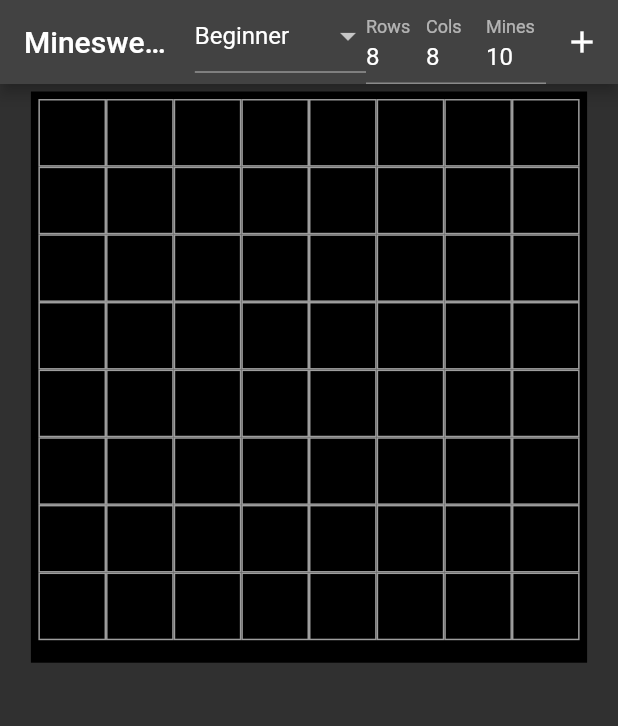
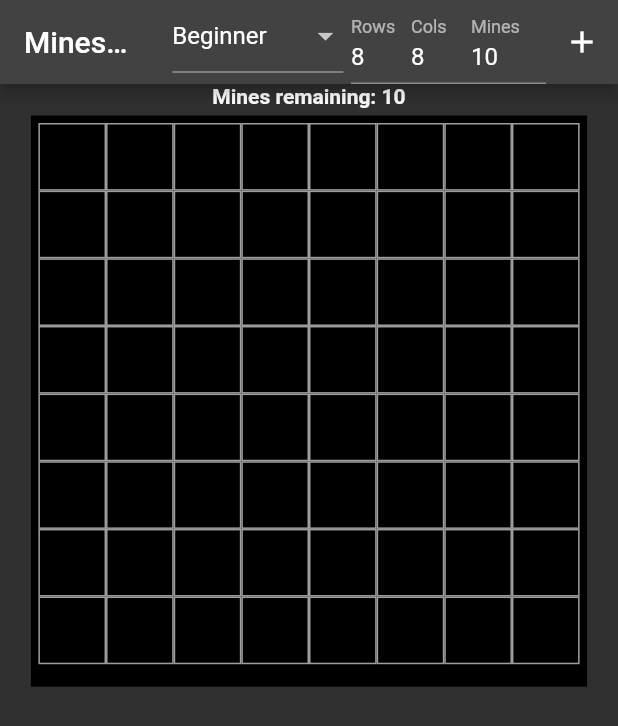
Before and after one commit to xiej2520/Minesweeper_Flutter, a Flutter app: the screen it shows after launch, after a tap on the "add" icon, on a phone screen of 412 x 824 dp. Shown: the top 726 px of the screen. Run offline on Flutter 3.47's test engine with Material 2 defaults, Android fonts, the light colour scheme and no system bars; missing offline and left inert: universal_html.

Commit message:
Added web right-click detect, fixed bug with multiple end messages, added flagged mine counter

```diff
--- a/lib/game_model.dart
+++ b/lib/game_model.dart
@@ -16,6 +16,7 @@ class Game {
   int rows;
   int cols;
   int numMines;
+  late int numFlags;
   late int remainingTiles;
   late SplayTreeSet<int> remaining;
   int state = -1; // -1: before first click, 0: in progress, 1: won, 2: lost
@@ -26,6 +27,7 @@ class Game {
     // for proper dfs clearing without giving away info
     flagsNearby = List<List<int>>.generate(
         rows, (i) => List<int>.generate(cols, (j) => 0));
+    numFlags = 0;
     remainingTiles = rows * cols - numMines;
 
     int minesToPlace = numMines;
@@ -105,6 +107,7 @@ class Game {
   void flag(Pair p) {
     board[p.x][p.y].flagged = !board[p.x][p.y].flagged;
     int d = board[p.x][p.y].flagged ? 1 : -1;
+    numFlags += d;
     // update flagsNearby
     flagsNearby[p.x][p.y] += d;
     for (Pair dp in ordinalDirections) {
@@ -172,13 +175,16 @@ class Game {
 
 class GameModel extends ChangeNotifier {
   late Game game;
-  int state = -1; // -1: uninitialized, 0: in progress, 1: won, 2: lost
+  // -1: uninitialized, 0: in progress, 1: won, 2: lost
+  bool displayedEndMessage = false;
+  int state = -1;
 
   GameModel();
 
   void createGame(int rows, int cols, int numMines) {
     game = Game(rows, cols, numMines);
     state = 0;
+    displayedEndMessage = false;
     notifyListeners();
   }
 
@@ -197,6 +203,8 @@ class GameModel extends ChangeNotifier {
     Pair p = game.indexToPair(index);
     return game.board[p.x][p.y];
   }
+
+  int get minesRemaining => state == 0 ? game.numMines - game.numFlags : 0;
 
   int get numTiles => game.rows * game.cols;
   Pair get getBoardDims => Pair(game.rows, game.cols);
--- a/lib/game_widget.dart
+++ b/lib/game_widget.dart
@@ -102,7 +102,7 @@ class _MinesweeperGameState extends State<MinesweeperGame> {
             child: Text("Minesweeper",
                 style: TextStyle(fontSize: 48, fontWeight: FontWeight.bold)),
           ));
-    } else if (game.state == 1) {
+    } else if (game.state == 1 && !game.displayedEndMessage) {
       WidgetsBinding.instance.addPostFrameCallback((duration) =>
           ScaffoldMessenger.of(context).showSnackBar(const SnackBar(
               backgroundColor: Colors.black,
@@ -111,7 +111,8 @@ class _MinesweeperGameState extends State<MinesweeperGame> {
                 style:
                     TextStyle(color: Colors.green, fontWeight: FontWeight.bold),
               ))));
-    } else if (game.state == 2) {
+      game.displayedEndMessage = true;
+    } else if (game.state == 2 && !game.displayedEndMessage) {
       WidgetsBinding.instance.addPostFrameCallback((duration) =>
           ScaffoldMessenger.of(context).showSnackBar(const SnackBar(
               backgroundColor: Colors.black,
@@ -120,6 +121,7 @@ class _MinesweeperGameState extends State<MinesweeperGame> {
                 style:
                     TextStyle(color: Colors.red, fontWeight: FontWeight.bold),
               ))));
+      game.displayedEndMessage = true;
     }
     return Container(
       width: sc.gridWidth,
@@ -163,15 +165,16 @@ class _MinesweeperGameState extends State<MinesweeperGame> {
                   d = 2;
                 }
                 _rowsController.text = difficulties[d][0].toString();
+                _colsController.text = difficulties[d][1].toString();
+                _minesController.text = difficulties[d][2].toString();
                 _inputRows = difficulties[d][0];
-                _colsController.text = difficulties[d][1].toString();
                 _inputCols = difficulties[d][1];
-                _minesController.text = difficulties[d][2].toString();
                 _inputMines = difficulties[d][2];
                 setState(() {
                   dropdownValue = newValue;
                 });
               }),
+          const SizedBox(width: 5),
           SizedBox(
             width: 40,
             child: TextFormField(
@@ -225,7 +228,7 @@ class _MinesweeperGameState extends State<MinesweeperGame> {
             ),
           ),
           SizedBox(
-            width: 40,
+            width: 50,
             child: TextFormField(
               controller: _minesController,
               decoration: const InputDecoration(
@@ -234,7 +237,7 @@ class _MinesweeperGameState extends State<MinesweeperGame> {
               keyboardType: TextInputType.number,
               inputFormatters: <TextInputFormatter>[
                 FilteringTextInputFormatter.digitsOnly,
-                LengthLimitingTextInputFormatter(3),
+                LengthLimitingTextInputFormatter(4),
               ],
               onChanged: (value) {
                 if (value == "") {
@@ -258,6 +261,10 @@ class _MinesweeperGameState extends State<MinesweeperGame> {
             child: Column(
               mainAxisAlignment: MainAxisAlignment.center,
               children: <Widget>[
+                game.state != -1
+                    ? Text('Mines remaining: ${game.minesRemaining}',
+                        style: const TextStyle(fontWeight: FontWeight.bold))
+                    : const Text(''),
                 _buildBoard(context, sc),
               ],
             ),
--- a/lib/main.dart
+++ b/lib/main.dart
@@ -1,10 +1,16 @@
+import 'package:flutter/foundation.dart';
 import 'package:flutter/material.dart';
 import 'package:provider/provider.dart';
 import 'game_model.dart';
 import 'game_widget.dart';
+import 'package:universal_html/html.dart' as html;
 
 void main() {
   runApp(const App());
+  if (kIsWeb) {
+    html.document.body!
+        .addEventListener('contextmenu', (event) => event.preventDefault());
+  }
 }
 
 class App extends StatelessWidget {
--- a/pubspec.yaml
+++ b/pubspec.yaml
@@ -15,6 +15,7 @@ dependencies:
     sdk: flutter
 
   provider: ^6.0.3
+  universal_html: ^2.0.8
 
 dev_dependencies:
   flutter_test:
```
Also changed, not shown: pubspec.lock.
